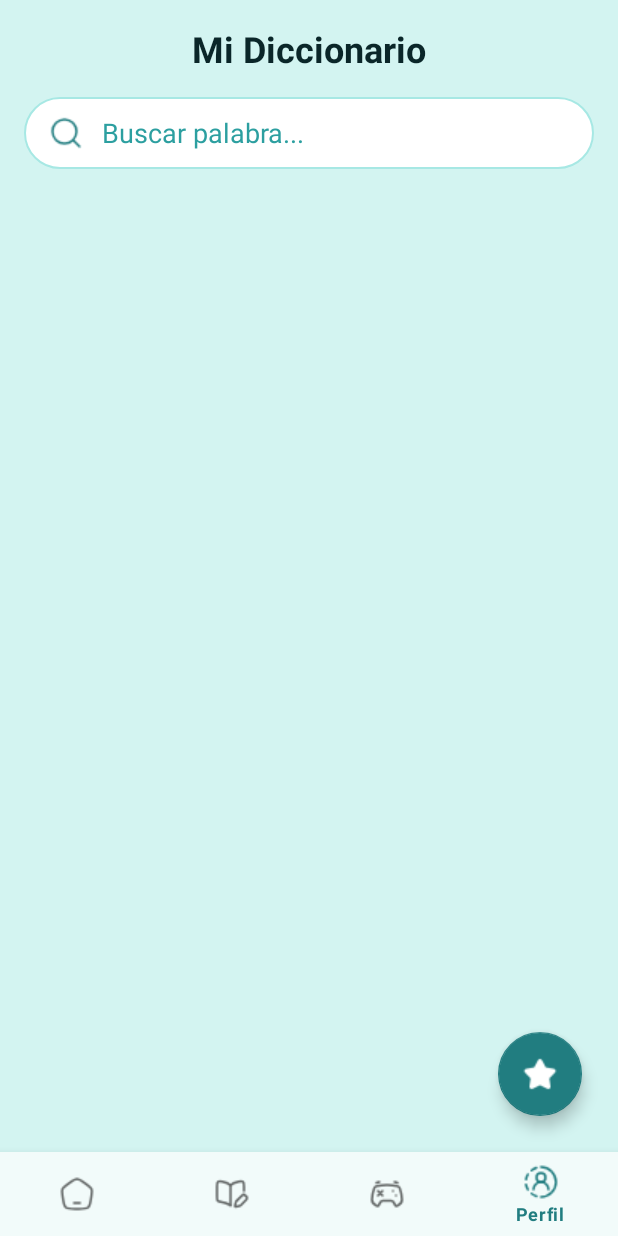
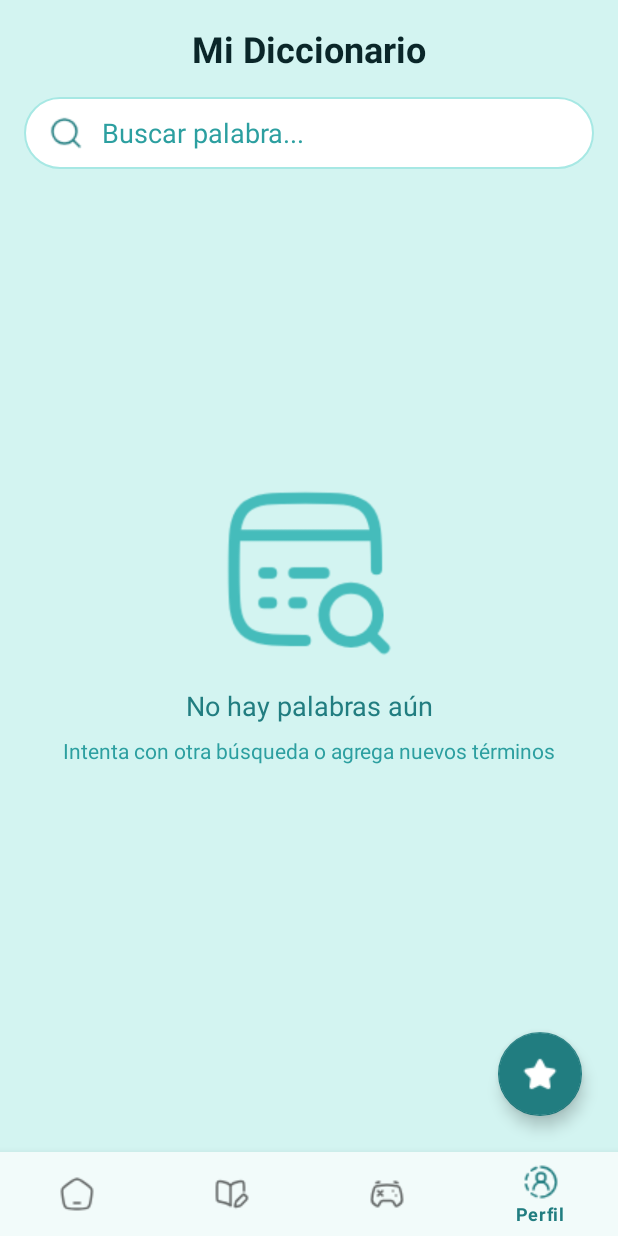
Before and after one commit to LuisKinnDC/Aprende_Quechua, an Android app: the screen it shows after launch once a user with an empty profile is signed in (DashboardActivity), after a tap on "Diccionario", on a phone screen of 412 x 824 dp. Run offline under Robolectric (Android 15) with nearby library versions, the phone set to English and light mode, and no system bars; our stand-ins replace CircleImageView, Firebase (no records; nobody signed in at launch, a user with empty details on screens opened directly); 1 other tap on this screen came first.

Commit message:
ui en el diccionario modificado-se agrego unplaceholder cuadno no hay busquedas

```diff
--- a/app/src/main/java/com/app/aprendequechua/adapters/DictionaryAdapter.kt
+++ b/app/src/main/java/com/app/aprendequechua/adapters/DictionaryAdapter.kt
@@ -13,8 +13,14 @@ class DictionaryAdapter(
     private var palabras: List<Palabra>,
     private val onAudioClick: (String) -> Unit,
     private val onFavoriteClick: (Palabra, Boolean) -> Unit
-) : RecyclerView.Adapter<DictionaryAdapter.WordViewHolder>() {
+) : RecyclerView.Adapter<RecyclerView.ViewHolder>() {
 
+    companion object {
+        private const val TYPE_EMPTY = 0
+        private const val TYPE_ITEM = 1
+    }
+
+    // ViewHolder para items normales
     inner class WordViewHolder(itemView: View) : RecyclerView.ViewHolder(itemView) {
         private val txtPalabraQuechua: TextView = itemView.findViewById(R.id.txtPalabraQuechua)
         private val txtSignificado: TextView = itemView.findViewById(R.id.txtSignificado)
@@ -29,32 +35,57 @@ class DictionaryAdapter(
             txtEjemploQuechua.text = palabra.ejemploQuechua
             txtEjemploEspanol.text = palabra.ejemploEspanol
 
-            // Configurar favorito
             btnFavorite.setImageResource(
                 if (isFavorite) R.drawable.ic_star_filled else R.drawable.ic_star_outline)
             btnFavorite.setOnClickListener {
                 onFavoriteClick(palabra, !isFavorite)
             }
 
-            // Configurar audio
             btnAudio.setOnClickListener {
-                onAudioClick(palabra.urlPronunciacion)
+                palabra.urlPronunciacion?.let { url -> onAudioClick(url) }
             }
         }
     }
 
-
-    override fun onCreateViewHolder(parent: ViewGroup, viewType: Int): WordViewHolder {
-        val view = LayoutInflater.from(parent.context).inflate(R.layout.item_dictionary_result, parent, false)
-        return WordViewHolder(view)
+    // ViewHolder para estado vacío
+    inner class EmptyViewHolder(itemView: View) : RecyclerView.ViewHolder(itemView) {
+        // Puedes agregar referencias a los elementos del layout de estado vacío si necesitas interactuar con ellos
     }
 
-    override fun onBindViewHolder(holder: WordViewHolder, position: Int) {
-        val palabra = palabras[position]
-        holder.bind(palabra, palabra.isFavorite)
+    override fun getItemViewType(position: Int): Int {
+        return if (palabras.isEmpty()) TYPE_EMPTY else TYPE_ITEM
     }
 
-    override fun getItemCount(): Int = palabras.size
+    override fun onCreateViewHolder(parent: ViewGroup, viewType: Int): RecyclerView.ViewHolder {
+        return when (viewType) {
+            TYPE_EMPTY -> {
+                val view = LayoutInflater.from(parent.context)
+                    .inflate(R.layout.item_empty_state, parent, false)
+                EmptyViewHolder(view)
+            }
+            else -> {
+                val view = LayoutInflater.from(parent.context)
+                    .inflate(R.layout.item_dictionary_result, parent, false)
+                WordViewHolder(view)
+            }
+        }
+    }
+
+    override fun onBindViewHolder(holder: RecyclerView.ViewHolder, position: Int) {
+        when (holder) {
+            is WordViewHolder -> {
+                val palabra = palabras[position]
+                holder.bind(palabra, palabra.isFavorite)
+            }
+            is EmptyViewHolder -> {
+                // Puedes configurar elementos del estado vacío aquí si es necesario
+            }
+        }
+    }
+
+    override fun getItemCount(): Int {
+        return if (palabras.isEmpty()) 1 else palabras.size
+    }
 
     fun submitList(newList: List<Palabra>) {
         palabras = newList
--- a/app/src/main/res/layout/fragment_diccionario.xml
+++ b/app/src/main/res/layout/fragment_diccionario.xml
@@ -6,8 +6,6 @@
     android:layout_height="match_parent"
     tools:context=".fragments.DiccionarioFragment"
     android:background="@color/color_100">
-
-    <!-- Cambié a FrameLayout como contenedor principal -->
 
     <!-- Contenido principal -->
     <LinearLayout
@@ -61,17 +59,59 @@
             </LinearLayout>
         </LinearLayout>
 
-        <!-- Lista de resultados -->
-        <androidx.recyclerview.widget.RecyclerView
-            android:id="@+id/recyclerResults"
+        <!-- Contenedor para lista y estado vacío -->
+        <FrameLayout
             android:layout_width="match_parent"
             android:layout_height="match_parent"
             android:paddingTop="8dp"
-            android:paddingBottom="72dp"
-            tools:listitem="@layout/item_dictionary_result"/>
+            android:paddingBottom="72dp">
+
+            <!-- Lista de resultados -->
+            <androidx.recyclerview.widget.RecyclerView
+                android:id="@+id/recyclerResults"
+                android:layout_width="match_parent"
+                android:layout_height="match_parent"
+                tools:listitem="@layout/item_dictionary_result" />
+
+            <!-- Estado vacío - Diseño mejorado -->
+            <LinearLayout
+                android:id="@+id/emptyStateView"
+                android:layout_width="match_parent"
+                android:layout_height="match_parent"
+                android:gravity="center"
+                android:orientation="vertical"
+                android:padding="32dp"
+                android:visibility="gone">
+
+                <ImageView
+                    android:layout_width="120dp"
+                    android:layout_height="120dp"
+                    android:src="@drawable/ic_search"
+                    android:contentDescription="No hay resultados"
+                    app:tint="@color/color_400" />
+
+                <TextView
+                    android:layout_width="match_parent"
+                    android:layout_height="wrap_content"
+                    android:text="No se encontraron resultados"
+                    android:textColor="@color/color_600"
+                    android:textSize="18sp"
+                    android:textAlignment="center"
+                    android:layout_marginTop="16dp"/>
+
+                <TextView
+                    android:layout_width="match_parent"
+                    android:layout_height="wrap_content"
+                    android:text="Intenta con otra palabra o agrega nuevos términos"
+                    android:textColor="@color/color_500"
+                    android:textSize="14sp"
+                    android:textAlignment="center"
+                    android:layout_marginTop="8dp"/>
+            </LinearLayout>
+        </FrameLayout>
     </LinearLayout>
 
-    <!-- Botón flotante - Asegúrate de que está al final del XML -->
+    <!-- Botón flotante -->
     <com.google.android.material.floatingactionbutton.FloatingActionButton
         android:id="@+id/listfabFavorites"
         android:layout_width="wrap_content"
@@ -81,5 +121,4 @@
         android:src="@drawable/ic_favorite_white"
         app:backgroundTint="@color/color_600"
         app:tint="@color/white"/>
-
 </FrameLayout>
--- /dev/null
+++ b/app/src/main/res/layout/item_empty_state.xml
@@ -0,0 +1,36 @@
+<?xml version="1.0" encoding="utf-8"?>
+<LinearLayout xmlns:android="http://schemas.android.com/apk/res/android"
+    xmlns:app="http://schemas.android.com/apk/res-auto"
+    xmlns:tools="http://schemas.android.com/tools"
+    android:layout_width="match_parent"
+    android:layout_height="match_parent"
+    android:gravity="center"
+    android:orientation="vertical"
+    android:padding="32dp">
+
+    <ImageView
+        android:layout_width="120dp"
+        android:layout_height="120dp"
+        android:src="@drawable/ic_empty_search"
+        android:contentDescription="@string/no_results_found"
+        app:tint="@color/color_400"
+        tools:ignore="ContentDescription"/>
+
+    <TextView
+        android:layout_width="match_parent"
+        android:layout_height="wrap_content"
+        android:text="@string/no_results_title"
+        android:textColor="@color/color_600"
+        android:textSize="18sp"
+        android:textAlignment="center"
+        android:layout_marginTop="16dp"/>
+
+    <TextView
+        android:layout_width="match_parent"
+        android:layout_height="wrap_content"
+        android:text="@string/no_results_subtitle"
+        android:textColor="@color/color_500"
+        android:textSize="14sp"
+        android:textAlignment="center"
+        android:layout_marginTop="8dp"/>
+</LinearLayout>
```
